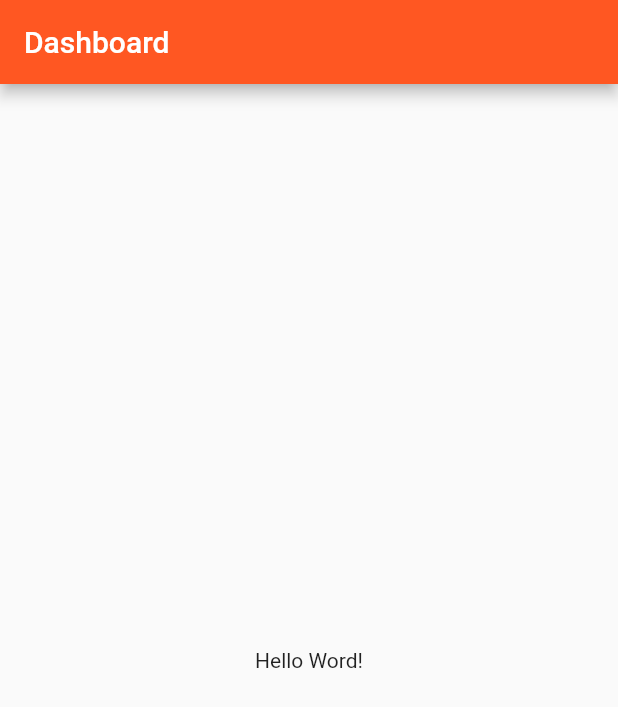
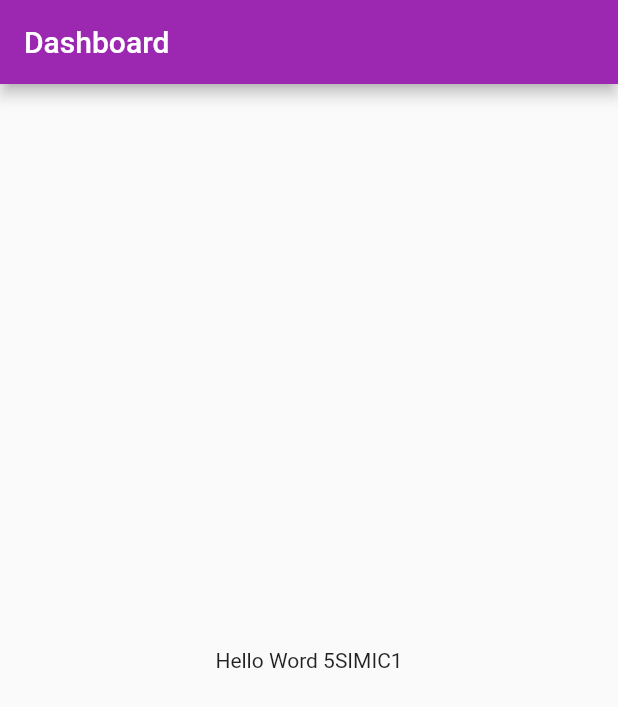
Before and after one commit to Azlan-saja/5simic1-mobile1-2023, a Flutter app: the screen it shows after launch, on a phone screen of 412 x 824 dp. Shown: the top 707 px of the screen. Run offline on Flutter 3.47's test engine with Material 2 defaults, Android fonts, the phone set to English and light mode, and no system bars.

Commit message:
Ubah tema aplikasi

```diff
--- a/lib/home.dart
+++ b/lib/home.dart
@@ -8,7 +8,7 @@ class MyDashboard extends StatelessWidget {
     return Scaffold(
       appBar: AppBar(title: const Text('Dashboard')),
       body: const Center(
-        child: Text('Hello Word!'),
+        child: Text('Hello Word 5SIMIC1'),
       ),
     );
   }
--- a/lib/main.dart
+++ b/lib/main.dart
@@ -12,7 +12,7 @@ class MyApp extends StatelessWidget {
   Widget build(BuildContext context) {
     return MaterialApp(
       title: "Aplikasi 5SIMIC1",
-      theme: ThemeData(primarySwatch: Colors.deepOrange),
+      theme: ThemeData(primarySwatch: Colors.purple),
       home: const MyDashboard(),
     );
   }
```
